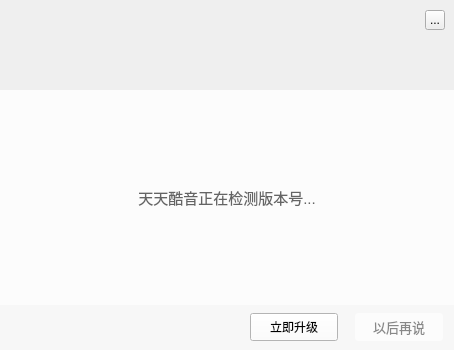
Qt form TTKModule/TTKWidget/musicUiKits/musicWidgetKits/musicsourceupdatewidget.ui (Greedysky/TTKMusicPlayer) before a commit.
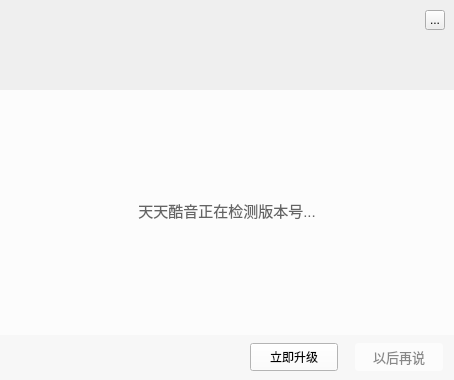
The same form after that commit. Icons and pictures are not drawn.

Commit message: refactor: Optimize source updated widget[490121]

```diff
--- a/TTKModule/TTKWidget/musicUiKits/musicWidgetKits/musicsourceupdatewidget.ui
+++ b/TTKModule/TTKWidget/musicUiKits/musicWidgetKits/musicsourceupdatewidget.ui
@@ -7,7 +7,7 @@
     <x>0</x>
     <y>0</y>
     <width>454</width>
-    <height>350</height>
+    <height>380</height>
    </rect>
   </property>
   <property name="windowTitle">
@@ -35,20 +35,28 @@
      <x>0</x>
      <y>90</y>
      <width>454</width>
-     <height>260</height>
+     <height>290</height>
     </rect>
    </property>
    <property name="styleSheet">
     <string notr="true">background:#FCFCFC;</string>
    </property>
-   <widget class="QWidget" name="body">
+   <widget class="QWidget" name="body" native="true">
+    <property name="geometry">
+     <rect>
+      <x>0</x>
+      <y>0</y>
+      <width>454</width>
+      <height>290</height>
+     </rect>
+    </property>
     <widget class="QLabel" name="titleLable">
      <property name="geometry">
       <rect>
        <x>0</x>
        <y>0</y>
        <width>454</width>
-       <height>215</height>
+       <height>240</height>
       </rect>
      </property>
      <property name="styleSheet">
@@ -65,7 +73,7 @@
      <property name="geometry">
       <rect>
        <x>250</x>
-       <y>223</y>
+       <y>253</y>
        <width>88</width>
        <height>28</height>
       </rect>
@@ -87,7 +95,7 @@
      <property name="geometry">
       <rect>
        <x>355</x>
-       <y>223</y>
+       <y>253</y>
        <width>88</width>
        <height>28</height>
       </rect>
@@ -109,7 +117,7 @@
      <property name="geometry">
       <rect>
        <x>0</x>
-       <y>215</y>
+       <y>245</y>
        <width>454</width>
        <height>45</height>
       </rect>
```
Left out of the diff: 2 changed lines with no effect on the pictures. The commit also changes 2 other files.
